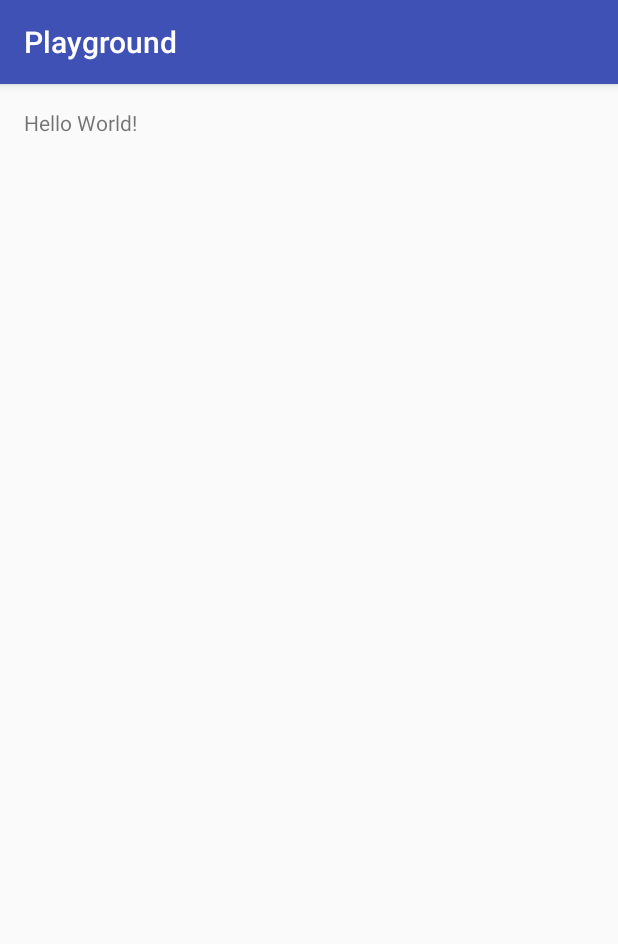
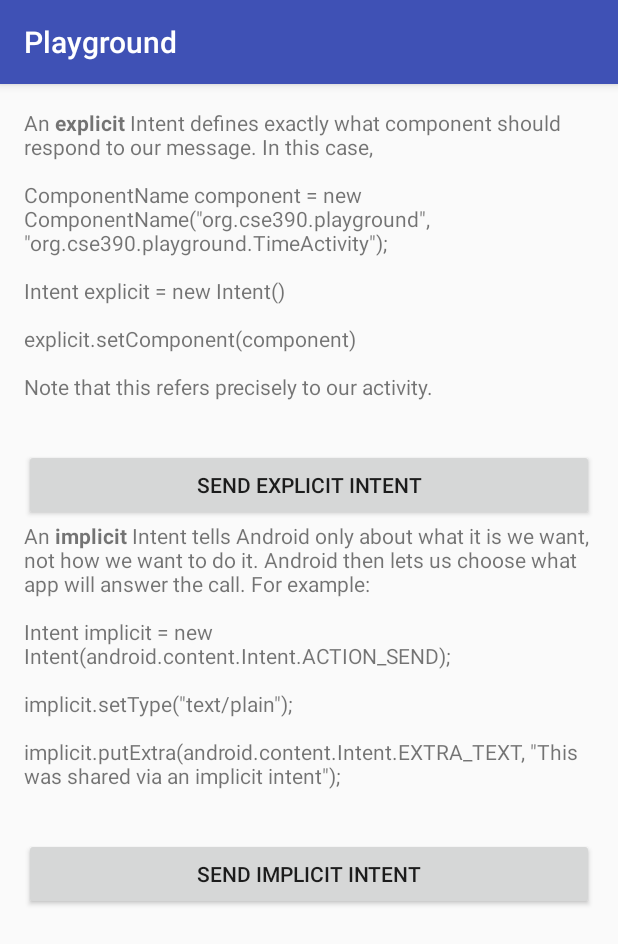
Before and after one commit to srsudar/cse390-android-playground, an Android app: the screen it shows after launch (MainActivity), on a phone screen of 412 x 824 dp. Shown: the top 944 px of the screen. Run offline under Robolectric (Android 15) with nearby library versions, the phone set to English and light mode, and no system bars.

Commit message:
Add basic intent demonstrations
Changes MainActivity to give an overview of explicit vs
implicit Intents. Adds a second Activity to show how an
explicit Intent works.

```diff
--- a/app/src/main/AndroidManifest.xml
+++ b/app/src/main/AndroidManifest.xml
@@ -15,6 +15,8 @@
         <category android:name="android.intent.category.LAUNCHER"/>
       </intent-filter>
     </activity>
+    <activity android:name=".TimeActivity">
+    </activity>
   </application>
 
 </manifest>
--- a/app/src/main/java/org/cse390/playground/MainActivity.java
+++ b/app/src/main/java/org/cse390/playground/MainActivity.java
@@ -1,18 +1,87 @@
 package org.cse390.playground;
 
+import android.content.ComponentName;
+import android.content.Intent;
 import android.support.v7.app.AppCompatActivity;
 import android.os.Bundle;
+import android.text.Html;
+import android.text.Spanned;
 import android.util.Log;
+import android.view.View;
+import android.widget.Button;
+import android.widget.TextView;
 
 public class MainActivity extends AppCompatActivity {
   private static final String TAG = MainActivity.class.getSimpleName();
-  private static final String BUNDLE_KEY_SELECTED_TAB = "tab";
+
+  private TextView expIntentDesc;
+  private TextView impIntentDesc;
+  private Button sendExpIntent;
+  private Button sendImpIntent;
+
+  private String expIntentMsg = "An <b>explicit</b> Intent defines exactly" +
+      "  what component should respond to our message. In this case," +
+      " <p>ComponentName component = new ComponentName(" +
+      "\"org.cse390.playground\", \"org.cse390.playground.TimeActivity\");" +
+      "</p><p>Intent explicit = new Intent()</p>" +
+      " <p>explicit.setComponent(component)<p>" +
+      "Note that this refers precisely to our" +
+      " activity.";
+
+  private String impIntentMsg = "An <b>implicit</b> Intent tells Android" +
+      " only about what it is we want, not how we want to do it. Android" +
+      " then lets us choose what app will answer the call. For example:" +
+      " <p>Intent implicit = new Intent(android.content.Intent.ACTION_SEND);" +
+      "</p> <p>implicit.setType(\"text/plain\");</p>" +
+      "<p>implicit.putExtra(android.content.Intent.EXTRA_TEXT," +
+      " \"This was shared via an implicit intent\");</p>";
 
   @Override
   protected void onCreate(Bundle savedInstanceState) {
     super.onCreate(savedInstanceState);
     setContentView(R.layout.activity_main);
     Log.d(TAG, "onCreate");
+
+    this.expIntentDesc = (TextView) findViewById(
+        R.id.explicit_intent_description);
+    this.impIntentDesc = (TextView) findViewById(
+        R.id.implicit_intent_description);
+    this.sendExpIntent = (Button) findViewById(
+        R.id.a_main_send_explicit_intent);
+    this.sendImpIntent = (Button) findViewById(
+        R.id.a_main_send_implicit_intent);
+
+    Spanned styledExp = Html.fromHtml(expIntentMsg);
+    Spanned styledImp = Html.fromHtml(impIntentMsg);
+
+    expIntentDesc.setText(styledExp);
+    impIntentDesc.setText(styledImp);
+
+    initListeners();
+  }
+
+  protected void initListeners() {
+    sendExpIntent.setOnClickListener(new View.OnClickListener() {
+      @Override
+      public void onClick(View view) {
+        ComponentName component = new ComponentName("org.cse390.playground",
+            "org.cse390.playground.TimeActivity");
+        Intent explicit = new Intent();
+        explicit.setComponent(component);
+        startActivity(explicit);
+      }
+    });
+
+    sendImpIntent.setOnClickListener(new View.OnClickListener() {
+      @Override
+      public void onClick(View view) {
+        Intent implicit = new Intent(Intent.ACTION_SEND);
+        implicit.setType("text/plain");
+        implicit.putExtra(Intent.EXTRA_TEXT,
+            "This was shared via an implicit Intent");
+        startActivity(implicit);
+      }
+    });
   }
 
   @Override
--- a/app/src/main/res/layout/activity_main.xml
+++ b/app/src/main/res/layout/activity_main.xml
@@ -1,18 +1,44 @@
 <?xml version="1.0" encoding="utf-8"?>
-<RelativeLayout
-    android:id="@+id/activity_main"
+<ScrollView
     xmlns:android="http://schemas.android.com/apk/res/android"
     xmlns:tools="http://schemas.android.com/tools"
+    tools:context="org.cse390.playground.MainActivity"
+    android:layout_width="match_parent"
+    android:layout_height="wrap_content"
+    android:fillViewport="true">
+
+  <LinearLayout
+      android:id="@+id/activity_main"
       android:layout_width="match_parent"
       android:layout_height="match_parent"
+      android:orientation="vertical"
       android:paddingBottom="@dimen/activity_vertical_margin"
       android:paddingLeft="@dimen/activity_horizontal_margin"
       android:paddingRight="@dimen/activity_horizontal_margin"
-    android:paddingTop="@dimen/activity_vertical_margin"
-    tools:context="org.cse390.playground.MainActivity">
+      android:paddingTop="@dimen/activity_vertical_margin">
 
     <TextView
         android:layout_width="wrap_content"
         android:layout_height="wrap_content"
-      android:text="Hello World!"/>
-</RelativeLayout>
+        android:id="@+id/explicit_intent_description"
+        android:text="temp"/>
+
+    <Button
+        android:layout_width="match_parent"
+        android:layout_height="wrap_content"
+        android:id="@+id/a_main_send_explicit_intent"
+        android:text="@string/send_explicit_intent"/>
+
+    <TextView
+        android:layout_width="wrap_content"
+        android:layout_height="wrap_content"
+        android:id="@+id/implicit_intent_description"
+        android:text="temp"/>
+
+    <Button
+        android:layout_width="match_parent"
+        android:layout_height="wrap_content"
+        android:id="@+id/a_main_send_implicit_intent"
+        android:text="@string/send_implicit_intent"/>
+  </LinearLayout>
+</ScrollView>
--- a/app/src/main/res/values/strings.xml
+++ b/app/src/main/res/values/strings.xml
@@ -1,3 +1,9 @@
 <resources>
   <string name="app_name">Playground</string>
+
+  <string name="send_explicit_intent">Send Explicit Intent</string>
+  <string name="send_implicit_intent">Send Implicit Intent</string>
+
+  <string name="moment_on_create_called">The moment onCreate was called was: "
+  </string>
 </resources>
```
Also changed, not shown: app/src/main/java/org/cse390/playground/TimeActivity.java (added, +28 -0 lines), app/src/main/res/layout/activity_time.xml (added, +22 -0 lines). Lines whose indentation alone changed are shown as unchanged.
